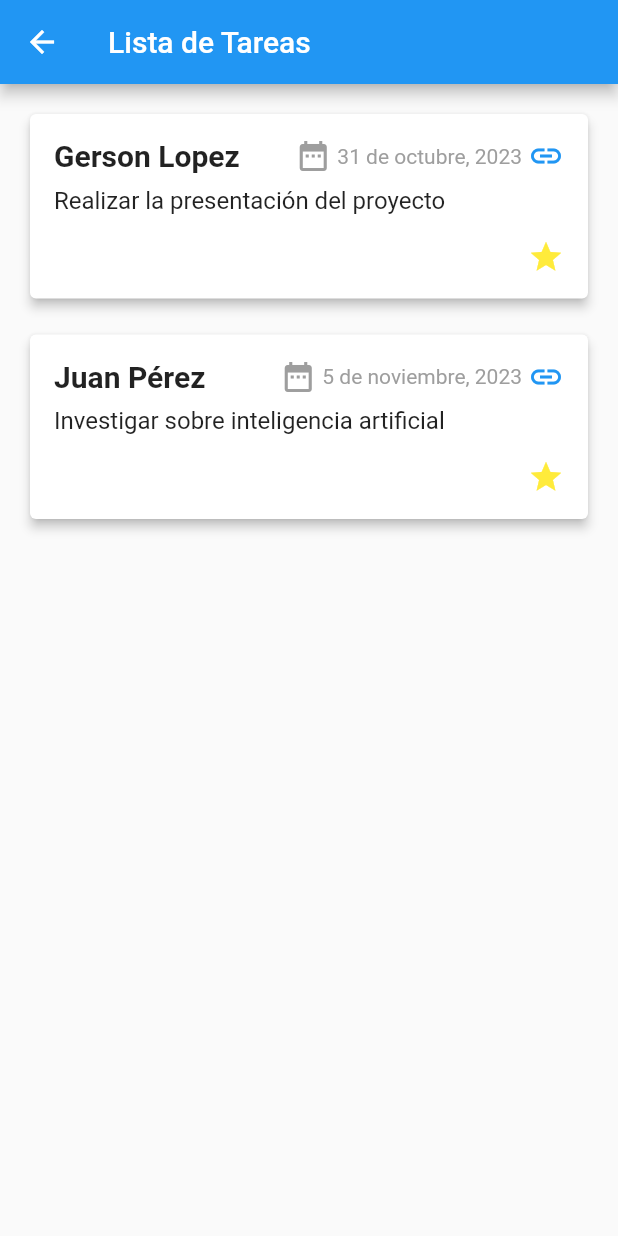
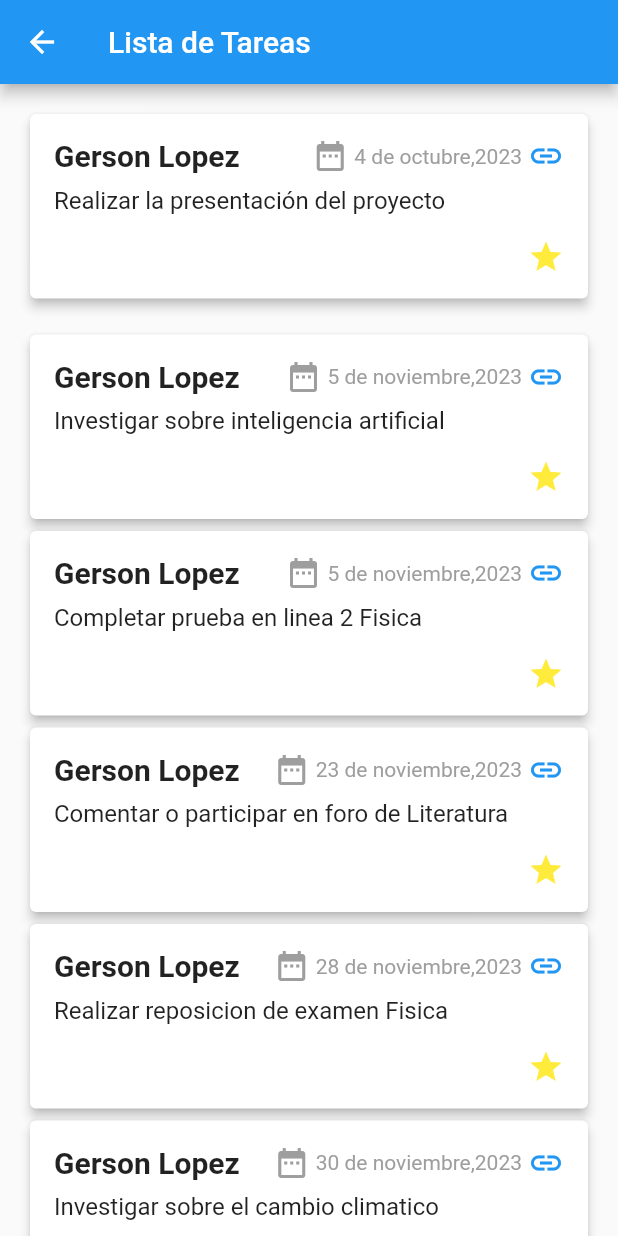
Before and after one commit to GersonL11/Examen-1_-Gerson-Lopez, a Flutter app: the ListaTareasPage screen opened by its route, on a phone screen of 412 x 824 dp. Run offline on Flutter 3.47's test engine with Material 2 defaults, Android fonts, the phone set to English and light mode, and no system bars; network calls fail.

Commit message:
Nuevas actualizaciones en apartado de noticias, tareas y podcast

```diff
--- a/lib/cambioMonedas.dart
+++ b/lib/cambioMonedas.dart
@@ -38,7 +38,6 @@ class _CambioMonedasPageState extends State<CambioMonedaPage> {
               onChanged: (String? newValue) {
                 setState(() {
                   _monedaSeleccionada = newValue ?? 'Euro';
-                  // Puedes ajustar estos valores según tus necesidades reales.
                   _actualizarPrecios();
                 });
               },
@@ -83,7 +82,6 @@ class _CambioMonedasPageState extends State<CambioMonedaPage> {
   }
 
   void _actualizarPrecios() {
-    // Puedes ajustar estos valores según tus necesidades reales.
     if (_monedaSeleccionada == 'Euro') {
       _precioCompraEuro = 1.08;
       _precioVentaEuro = 1.12;
--- a/lib/listaTareas.dart
+++ b/lib/listaTareas.dart
@@ -14,17 +14,34 @@ class ListaTareasPage extends StatelessWidget {
           TareaCard(
             nombre: 'Gerson Lopez',
             descripcion: 'Realizar la presentación del proyecto',
-            fecha: '31 de octubre, 2023',
-            url: 'https://example.com',
+            fecha: '4 de octubre,2023',
           ),
           SizedBox(height: 16.0),
           TareaCard(
-            nombre: 'Juan Pérez',
+            nombre: 'Gerson Lopez',
             descripcion: 'Investigar sobre inteligencia artificial',
-            fecha: '5 de noviembre, 2023',
-            url: 'https://example.com',
+            fecha: '5 de noviembre,2023',
           ),
-          // Agrega más ejemplos según sea necesario
+          TareaCard(
+            nombre: 'Gerson Lopez',
+            descripcion: 'Completar prueba en linea 2 Fisica',
+            fecha: '5 de noviembre,2023',
+          ),
+          TareaCard(
+            nombre: 'Gerson Lopez',
+            descripcion: 'Comentar o participar en foro de Literatura',
+            fecha: '23 de noviembre,2023',
+          ),
+          TareaCard(
+            nombre: 'Gerson Lopez',
+            descripcion: 'Realizar reposicion de examen Fisica',
+            fecha: '28 de noviembre,2023',
+          ),
+          TareaCard(
+            nombre: 'Gerson Lopez',
+            descripcion: 'Investigar sobre el cambio climatico',
+            fecha: '30 de noviembre,2023',
+          ),
         ],
       ),
     );
@@ -35,13 +52,11 @@ class TareaCard extends StatelessWidget {
   final String nombre;
   final String descripcion;
   final String fecha;
-  final String url;
 
   const TareaCard({
     required this.nombre,
     required this.descripcion,
     required this.fecha,
-    required this.url,
   });
 
   @override
```
Also changed, not shown: lib/home_screen.dart (+34 -3 lines), lib/main.dart (+19 -21 lines), lib/noticias.dart (+22 -46 lines).
